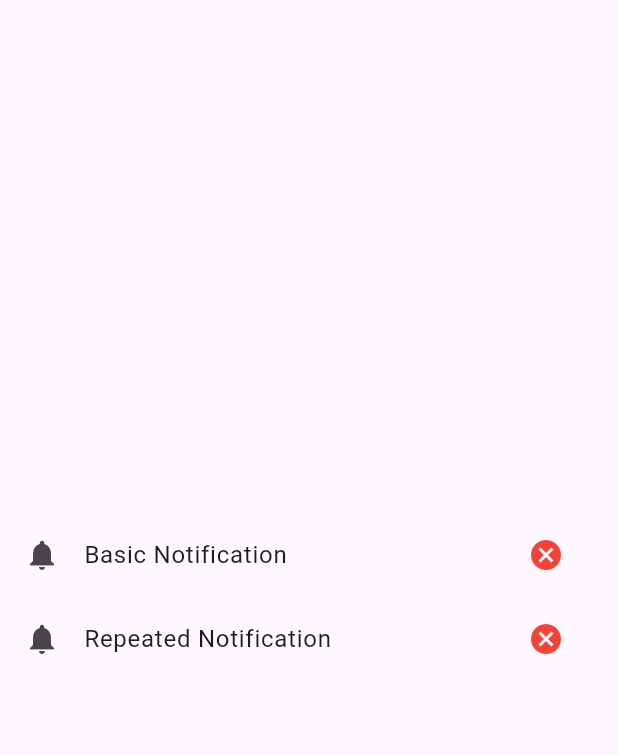
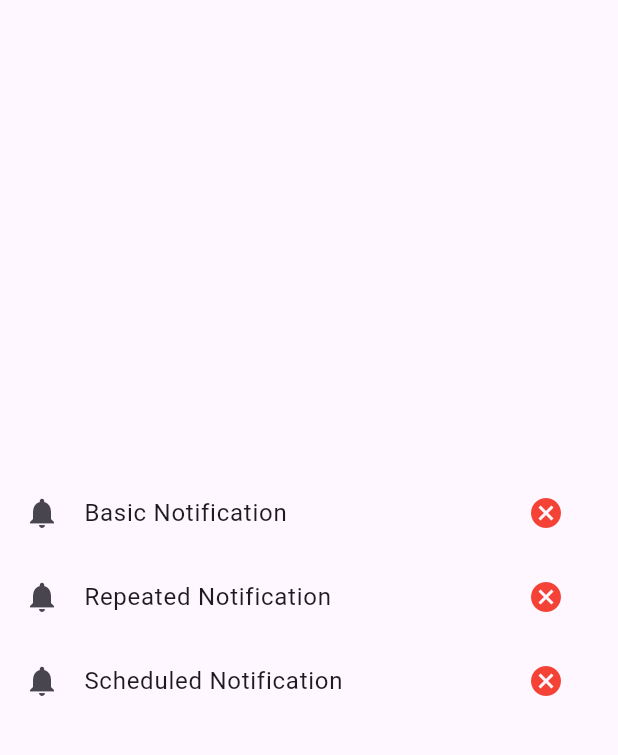
Before and after one commit to A7mednage71/Local_notifications, a Flutter app: the screen it shows after launch, on a phone screen of 412 x 824 dp, the part 63-818 px from its top. Run offline on Flutter 3.47's test engine with Material 3 defaults, Android fonts, the phone set to English and light mode, and no system bars; our stand-ins replace flutter_local_notifications, flutter_timezone, timezone.

Commit message:
handle showScheduledNotification

```diff
--- a/lib/features/notifications_screen.dart
+++ b/lib/features/notifications_screen.dart
@@ -43,6 +43,21 @@ class NotificationsScreen extends StatelessWidget {
               await LocalNotificationService.showRepeatedNotification();
             },
           ),
+          ListTile(
+            leading: const Icon(Icons.notifications),
+            title: const Text('Scheduled Notification'),
+            trailing: IconButton(
+                onPressed: () async {
+                  await LocalNotificationService.cancelNotification(id: 1);
+                },
+                icon: const Icon(
+                  Icons.cancel,
+                  color: Colors.red,
+                )),
+            onTap: () async {
+              await LocalNotificationService.showScheduledNotification();
+            },
+          ),
         ],
       ),
     );
```
Also changed, not shown: lib/helpers/local_notification_service.dart (+36 -0 lines), pubspec.yaml (+2 -6 lines), pubspec.lock, 3 other files.
